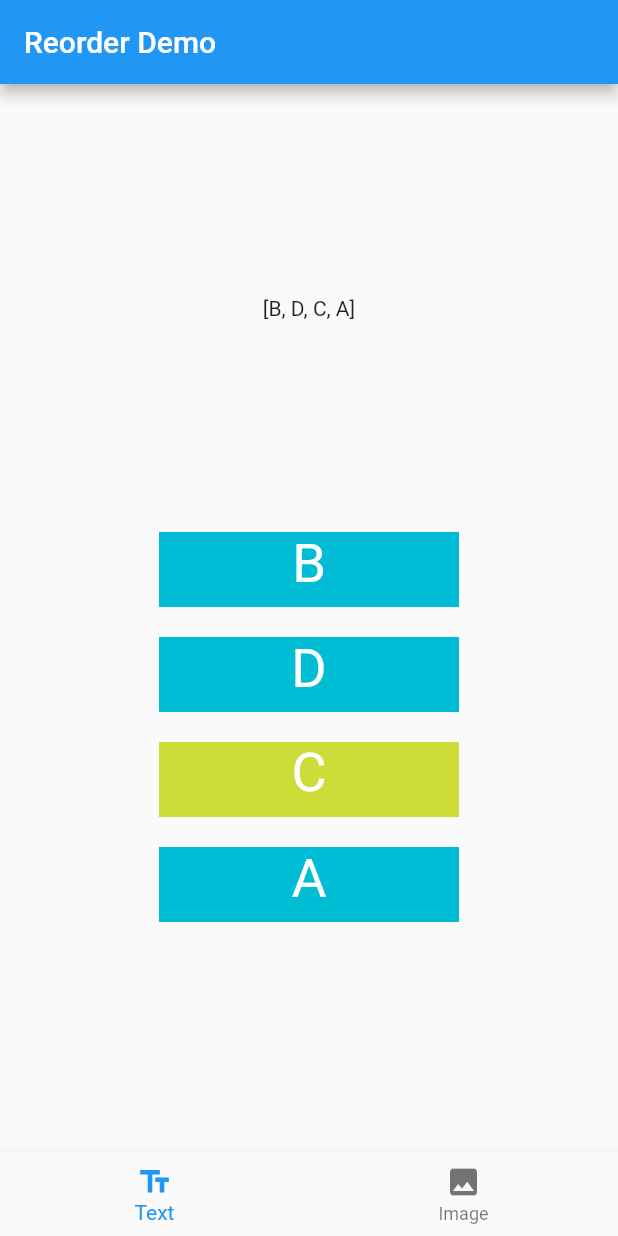
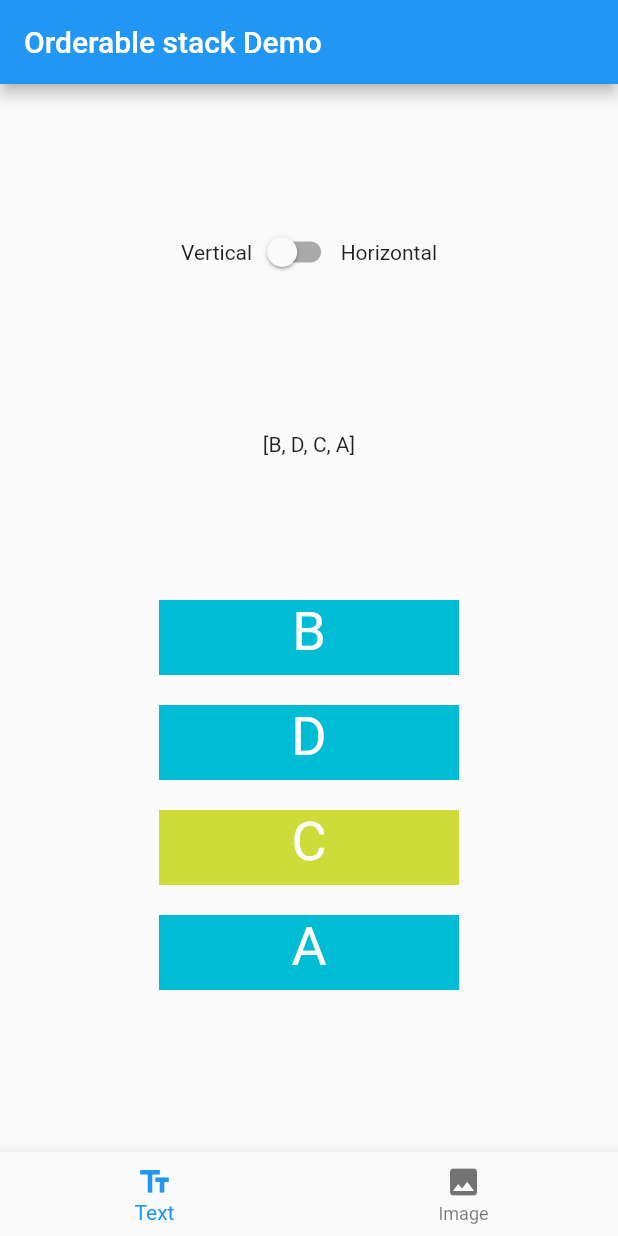
Before and after one commit to rxlabz/orderable_stack, a Flutter app: the screen it shows after launch, on a phone screen of 412 x 824 dp. Run offline on Flutter 3.47's test engine with Material 2 defaults, Android fonts, the phone set to English and light mode, and no system bars.

Commit message:
add a direction switch example + refactor text example

```diff
--- a/example/lib/main.dart
+++ b/example/lib/main.dart
@@ -4,21 +4,30 @@ import 'package:orderable_example/orderable_text_demo.dart';
 
 const kItemSize = const Size.square(80.0);
 
+const navItems = [
+  NavItemData('Text', Icons.text_fields),
+  NavItemData('Image', Icons.image)
+];
+
+class NavItemData {
+  final String label;
+  final IconData icon;
+  const NavItemData(this.label, this.icon);
+}
 
 void main() {
   runApp(OrderableDemoApp());
 }
 
 class OrderableDemoApp extends StatelessWidget {
-  // This widget is the root of your application.
   @override
   Widget build(BuildContext context) {
     return MaterialApp(
-      title: 'Flutter Demo',
+      title: 'Orderable stack Demo',
       theme: ThemeData(
         primarySwatch: Colors.blue,
       ),
-      home: OrderableDemo(title: 'Reorder Demo'),
+      home: OrderableDemo(title: 'Orderable stack Demo'),
     );
   }
 }
@@ -33,33 +42,35 @@ class OrderableDemo extends StatefulWidget {
 }
 
 class _OrderableDemoState extends State<OrderableDemo> {
-  bool imgMode = false;
+  int tabIndex = 0;
 
-  List currentOrder;
-
-  void onTypeSelection(int index) => setState(() => imgMode = index == 1);
+  void _onTypeSelection(int index) => setState(() => tabIndex = index);
 
   @override
-  Widget build(BuildContext context) {
-    final orderableWidget = _buildOrderableList(imgMode);
-
-    return Scaffold(
+  Widget build(BuildContext context) => Scaffold(
         appBar: AppBar(
           title: Text(widget.title),
         ),
-        bottomNavigationBar: BottomNavigationBar(
-          currentIndex: imgMode ? 1 : 0,
-          items: [
-            BottomNavigationBarItem(
-                icon: Icon(Icons.text_fields), title: Text('Text')),
-            BottomNavigationBarItem(
-                icon: Icon(Icons.image), title: Text('Image')),
-          ],
-          onTap: onTypeSelection,
-        ),
-        body: orderableWidget);
+        body: _buildOrderableList(),
+        bottomNavigationBar: _buildBottomNav(),
+      );
+
+  Widget _buildOrderableList() =>
+      tabIndex > 0 ? OrderableImages() : OrderableTextDemo();
+
+  Widget _buildBottomNav() {
+    return BottomNavigationBar(
+      currentIndex: tabIndex,
+      items: navItems
+          .map((item) => buildNavItem(icon: item.icon, label: item.label))
+          .toList(),
+      onTap: _onTypeSelection,
+    );
   }
+}
 
-  Widget _buildOrderableList(bool imgMode) =>
-      imgMode ? OrderableImages() : OrderableTextDemo();
-}
+BottomNavigationBarItem buildNavItem({IconData icon, String label}) =>
+    BottomNavigationBarItem(
+      icon: Icon(icon),
+      title: Text(label),
+    );
--- a/example/lib/orderable_text_demo.dart
+++ b/example/lib/orderable_text_demo.dart
@@ -3,51 +3,79 @@ import 'package:orderable_example/orderable_widget_demo_base.dart';
 import 'package:orderable_stack/orderable_stack.dart';
 
 const chars = const ["A", "B", "C", "D"];
+const vOrderableSize = const Size(200.0, 50.0);
+const hOrderableSize = const Size(50.0, 80.0);
 
+///
+///
 class OrderableTextDemo<String> extends OrderableWidgetDemo {
   @override
   _OrderableTextDemoState createState() => _OrderableTextDemoState();
 }
 
 class _OrderableTextDemoState extends OrderableWidgetDemoState<String> {
+  Direction direction = Direction.Vertical;
+
+  Size get itemSize =>
+      direction == Direction.Vertical ? vOrderableSize : hOrderableSize;
+
   @override
   Widget build(BuildContext context) {
     return Column(
       mainAxisAlignment: MainAxisAlignment.spaceEvenly,
       children: <Widget>[
+        Row(
+          mainAxisAlignment: MainAxisAlignment.center,
+          children: <Widget>[
+            Text('Vertical'),
+            Switch(
+              value: direction == Direction.Horizontal,
+              onChanged: _onDirectionSwitch,
+            ),
+            Text('Horizontal'),
+          ],
+        ),
         buildPreview(),
         Center(
           child: OrderableStack<String>(
             key: Key('orderableText'),
-              direction: Direction.Vertical,
+            direction: direction,
             items: chars,
-              itemSize: const Size(200.0, 50.0),
+            itemSize: itemSize,
             itemBuilder: itemBuilder,
-              onChange: onReorder),
+            onChange: onReorder,
+          ),
         )
       ],
     );
   }
 
   Widget itemBuilder({Orderable<String> data, Size itemSize}) {
+    final color = data != null && !data.selected
+        ? data.dataIndex == data.visibleIndex ? Colors.lime : Colors.cyan
+        : Colors.orange;
+
     return Container(
-      key: Key("orderableDataWidget${data.dataIndex}"),
-      color: data != null && !data.selected
-          ? data.dataIndex == data.visibleIndex ? Colors.lime : Colors.cyan
-          : Colors.orange,
+        key: Key("orderableItem${data.dataIndex}"),
+        color: color,
         width: itemSize.width,
         height: itemSize.height,
         child: Center(
-          child: Column(children: [
+          child: Column(
+            children: [
               Text(
                 "${data.value}",
                 style: TextStyle(fontSize: 36.0, color: Colors.white),
-            )
-          ])),
-    );
+              ),
+            ],
+          ),
+        ));
   }
 
   void onReorder(List<String> items) {
     setState(() => orderedItems = items);
   }
+
+  void _onDirectionSwitch(bool horizontal) => setState(
+      () => direction = horizontal ? Direction.Horizontal : Direction.Vertical);
 }
```
Also changed, not shown: 2 other files. Lines whose indentation alone changed are shown as unchanged.
